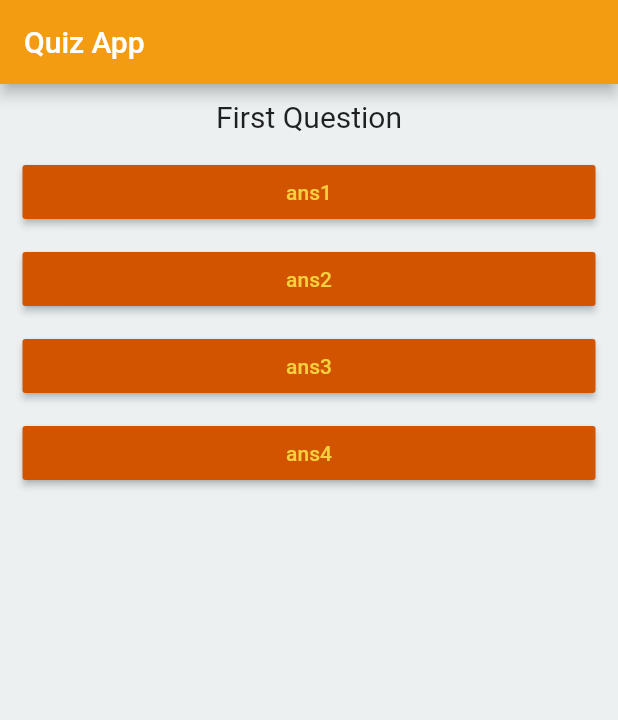
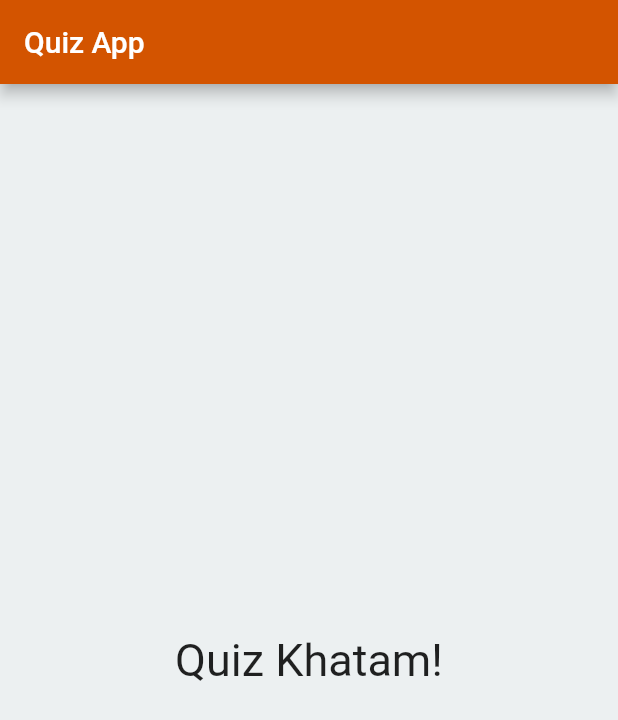
Before and after one commit to pranav230/Flutter-Projects, a Flutter app: the screen it shows after launch, after a tap on "ans1", after a tap on "ans22", after a tap on "ans333", on a phone screen of 412 x 824 dp. Shown: the top 720 px of the screen. Run offline on Flutter 3.47's test engine with Material 2 defaults, Android fonts, the phone set to English and light mode, and no system bars.

Commit message:
Refactored Widgets

```diff
--- a/Quiz_app/lib/answer.dart
+++ b/Quiz_app/lib/answer.dart
@@ -12,10 +12,10 @@ class Answer extends StatelessWidget {
       width: double.infinity,
       padding: EdgeInsets.only(right: 15, left: 15, top: 5, bottom: 5),
       child: RaisedButton(
-        textColor: Color(0xFFF4D03F),
+        textColor: Color(0xFFecf0f1),
         child: Text(answerText),
         onPressed: selectHandler,
-        color: Color(0xFFD35400),
+        color: Color(0xFFF39C12),
       ),
     );
   }
--- a/Quiz_app/lib/main.dart
+++ b/Quiz_app/lib/main.dart
@@ -1,6 +1,6 @@
-import 'package:first_app/answer.dart';
+import 'package:first_app/result.dart';
 import 'package:flutter/material.dart';
-import './question.dart';
+import './quiz.dart';
 
 void main() => runApp(MyApp());
 
@@ -14,7 +14,14 @@ class MyApp extends StatefulWidget {
 class _MyAppState extends State<MyApp> {
   var _questionIndex = 0;
 
-  static const questions = [
+  List<Object> colorTheme = [
+    #f39c12,
+    #f4d03f,
+    #dc7633,
+    #e59866,
+  ];
+
+  static const _questions = [
     {
       'questionText': 'First Question',
       'answers': ['ans1', 'ans2', 'ans3', 'ans4']
@@ -31,7 +38,7 @@ class _MyAppState extends State<MyApp> {
 
   void _buttonPressed() {
     setState(() {
-      _questionIndex = (_questionIndex + 1) % (questions.length);
+      _questionIndex = (_questionIndex + 1);
     });
     print('Button pressed');
   }
@@ -43,18 +50,15 @@ class _MyAppState extends State<MyApp> {
         backgroundColor: Color(0xFFecf0f1),
         appBar: AppBar(
           title: Text('Quiz App'),
-          backgroundColor: Color(0xFFF39C12),
+          backgroundColor: Color(0xFFD35400),
         ),
-        body: Column(
-          children: [
-            Question(
-              questions[_questionIndex]['questionText'],
-            ),
-            ...(questions[_questionIndex]['answers'] as List<String>).map((answer){
-              return Answer(_buttonPressed, answer);
-            }).toList(),
-          ],
-        ),
+        body: _questionIndex < _questions.length
+            ? Quiz(
+                buttonPressed: _buttonPressed,
+                questions: _questions,
+                questionIndex: _questionIndex,
+              )
+            : Result(),
       ),
     );
   }
--- /dev/null
+++ b/Quiz_app/lib/quiz.dart
@@ -0,0 +1,30 @@
+import 'package:flutter/material.dart';
+
+import './answer.dart';
+import './question.dart';
+
+class Quiz extends StatelessWidget {
+  final Function buttonPressed;
+  final int questionIndex;
+  final List<Map<String, Object>> questions;
+
+  Quiz({
+    @required this.buttonPressed,
+    @required this.questions,
+    @required this.questionIndex,
+  });
+
+  @override
+  Widget build(BuildContext context) {
+    return Column(
+      children: [
+        Question(
+          questions[questionIndex]['questionText'],
+        ),
+        ...(questions[questionIndex]['answers'] as List<String>).map((answer) {
+          return Answer(buttonPressed, answer);
+        }).toList(),
+      ],
+    );
+  }
+}
--- /dev/null
+++ b/Quiz_app/lib/result.dart
@@ -0,0 +1,13 @@
+import 'package:flutter/material.dart';
+
+class Result extends StatelessWidget {
+  @override
+  Widget build(BuildContext context) {
+    return Center(
+      child: Text(
+        'Quiz Khatam!',
+        style: TextStyle(fontSize: 30),
+      ),
+    );
+  }
+}
```
